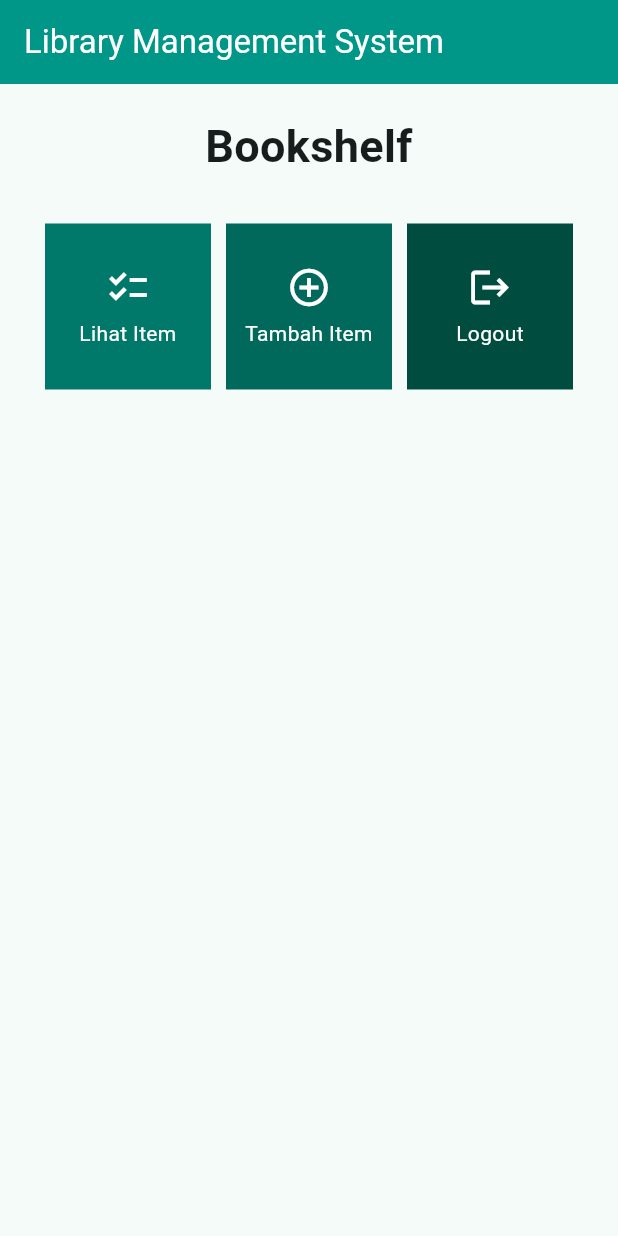
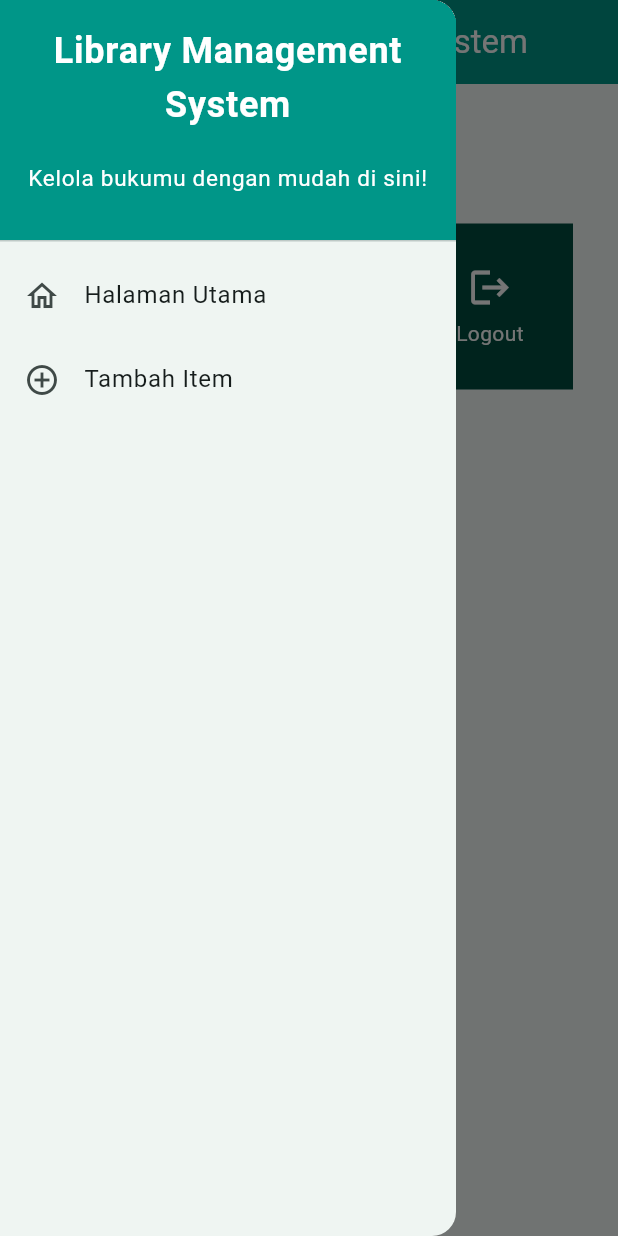
Before and after one commit to fahmi-ramadhan/library-app-mobile, a Flutter app: the screen it shows after launch, with the side drawer open (before the commit the screen has no drawer), on a phone screen of 412 x 824 dp. Run offline on Flutter 3.47's test engine with Material 2 defaults, Android fonts, the phone set to English and light mode, and no system bars.

Commit message:
Update tugas 8

```diff
--- a/lib/menu.dart
+++ b/lib/menu.dart
@@ -1,4 +1,5 @@
 import 'package:flutter/material.dart';
+import 'package:library_app/widgets/left_drawer.dart';
 
 class MyHomePage extends StatelessWidget {
   MyHomePage({Key? key}) : super(key: key);
@@ -14,11 +15,13 @@ class MyHomePage extends StatelessWidget {
     return Scaffold(
       appBar: AppBar(
         backgroundColor: Colors.teal,
+        foregroundColor: Colors.white,
         title: const Text(
           style: TextStyle(color: Colors.white),
           'Library Management System',
         ),
       ),
+      drawer: LeftDrawer(),
       body: SingleChildScrollView(
         // Widget wrapper yang dapat discroll
         child: Padding(
--- /dev/null
+++ b/lib/widgets/left_drawer.dart
@@ -0,0 +1,71 @@
+import 'package:flutter/material.dart';
+import 'package:library_app/menu.dart';
+import 'package:library_app/bookshelf_form.dart';
+
+class LeftDrawer extends StatelessWidget {
+  const LeftDrawer({super.key});
+
+  @override
+  Widget build(BuildContext context) {
+    return Drawer(
+      child: ListView(
+        children: [
+          const DrawerHeader(
+            decoration: BoxDecoration(
+              color: Colors.teal,
+            ),
+            child: Column(
+              children: [
+                Text(
+                  'Library Management System',
+                  textAlign: TextAlign.center,
+                  style: TextStyle(
+                    fontSize: 24,
+                    color: Colors.white,
+                    fontWeight: FontWeight.bold,
+                  ),
+                ),
+                Padding(padding: EdgeInsets.all(10)),
+                Text(
+                  "Kelola bukumu dengan mudah di sini!",
+                  textAlign: TextAlign.center,
+                  style: TextStyle(
+                    fontSize: 15,
+                    color: Colors.white,
+                    fontWeight: FontWeight.normal,
+                  ),
+                ),
+              ],
+            ),
+          ),
+          ListTile(
+            leading: const Icon(Icons.home_outlined),
+            title: const Text('Halaman Utama'),
+            // Bagian redirection ke MyHomePage
+            onTap: () {
+              Navigator.pushReplacement(
+                context,
+                MaterialPageRoute(
+                  builder: (context) => MyHomePage(),
+                ),
+              );
+            },
+          ),
+          ListTile(
+            leading: const Icon(Icons.add_circle_outline),
+            title: const Text('Tambah Item'),
+            // Bagian redirection ke BookshelfPage
+            onTap: () {
+              Navigator.pushReplacement(
+                context,
+                MaterialPageRoute(
+                  builder: (context) => const BookshelfFormPage(),
+                ),
+              );
+            },
+          ),
+        ],
+      ),
+    );
+  }
+}
```
Also changed, not shown: lib/bookshelf_form.dart (added, +214 -0 lines), 1 other file.
